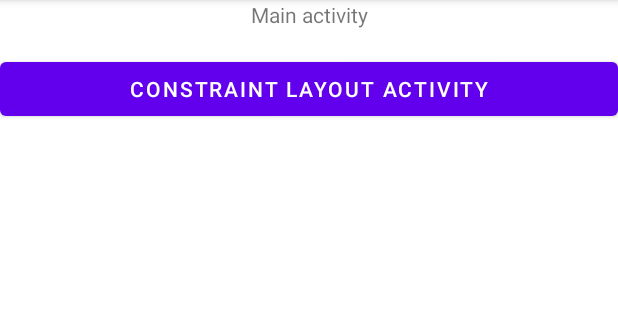
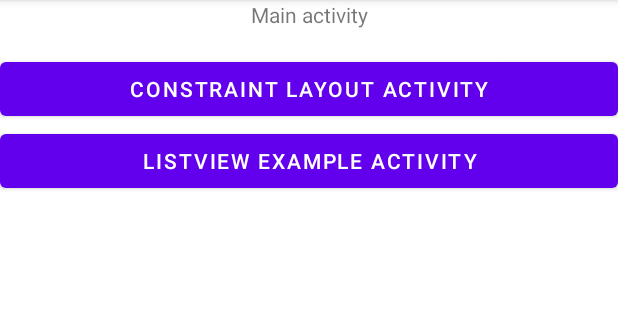
Before and after one commit to matevskial/android-java-pmp-reference, an Android app: the screen it shows after launch (MainActivity), on a phone screen of 412 x 824 dp, the part 84-404 px from its top. Run offline under Robolectric (Android 15) with nearby library versions, the phone set to English and light mode, and no system bars.

Commit message:
Write code to demonstrate ListView

```diff
--- a/app/src/main/AndroidManifest.xml
+++ b/app/src/main/AndroidManifest.xml
@@ -9,8 +9,9 @@
         android:roundIcon="@mipmap/ic_launcher_round"
         android:supportsRtl="true"
         android:theme="@style/Theme.AndroidJavaPMPReference">
-        <activity android:name="com.matevskial.androidjavapmpreference.ConstraintExampleActivity"></activity>
-        <activity android:name="com.matevskial.androidjavapmpreference.MainActivity">
+        <activity android:name=".ListViewExampleActivity"></activity>
+        <activity android:name=".ConstraintExampleActivity" />
+        <activity android:name=".MainActivity">
             <intent-filter>
                 <action android:name="android.intent.action.MAIN" />
 
--- a/app/src/main/java/com/matevskial/androidjavapmpreference/MainActivity.java
+++ b/app/src/main/java/com/matevskial/androidjavapmpreference/MainActivity.java
@@ -18,6 +18,7 @@ import android.widget.Button;
 public class MainActivity extends AppCompatActivity {
 
     private Button constraintExampleButton;
+    private Button listViewExampleButton;
 
     /**
      * Predefined methods like this are called for the setup of the activity
@@ -28,10 +29,17 @@ public class MainActivity extends AppCompatActivity {
         super.onCreate(savedInstanceState);
         setContentView(R.layout.activity_main);
         constraintExampleButton = findViewById(R.id.constraintExampleButton);
+        listViewExampleButton = findViewById(R.id.listViewExampleButton);
 
         constraintExampleButton.setOnClickListener(v -> {
             Intent intent = new Intent(this, ConstraintExampleActivity.class);
             startActivity(intent);
         });
+
+        listViewExampleButton.setOnClickListener(v -> {
+            Intent intent = new Intent(this, ListViewExampleActivity.class);
+            startActivity(intent);
+        });
+
     }
 }
--- a/app/src/main/res/layout/activity_main.xml
+++ b/app/src/main/res/layout/activity_main.xml
@@ -28,6 +28,12 @@
                 android:layout_width="match_parent"
                 android:layout_height="wrap_content"
                 android:text="@string/constraintExampleButton" />
+
+            <Button
+                android:id="@+id/listViewExampleButton"
+                android:layout_width="match_parent"
+                android:layout_height="wrap_content"
+                android:text="@string/listViewExampleButton" />
         </LinearLayout>
     </ScrollView>
 </LinearLayout>
--- a/app/src/main/res/values/strings.xml
+++ b/app/src/main/res/values/strings.xml
@@ -4,4 +4,5 @@
     <string name="defaultValueForGeneratedText">Click the button to change this text to a generated value</string>
     <string name="constraintExampleButton">Constraint Layout Activity</string>
     <string name="mainActivityTextView">Main activity</string>
+    <string name="listViewExampleButton">ListView example activity</string>
 </resources>
```
Also changed, not shown: app/src/main/java/com/matevskial/androidjavapmpreference/ListViewExampleActivity.java (added, +29 -0 lines), app/src/main/res/layout/activity_list_view_example.xml (added, +14 -0 lines).
